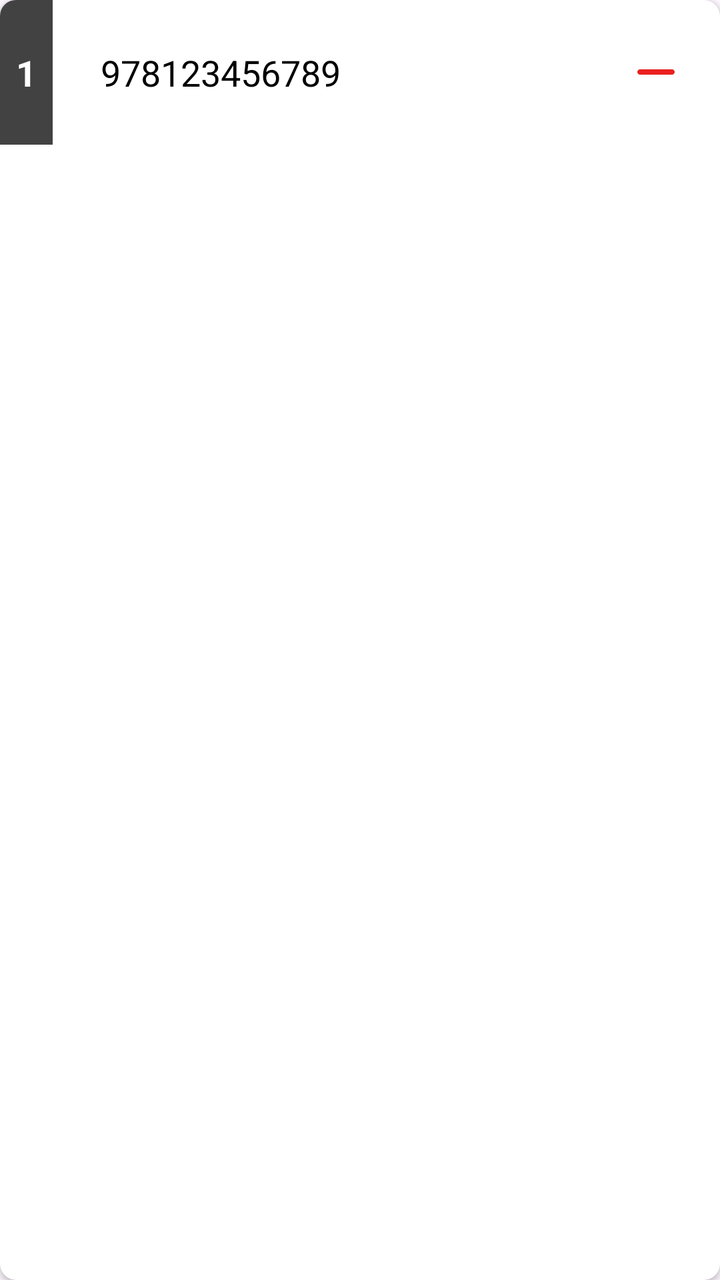
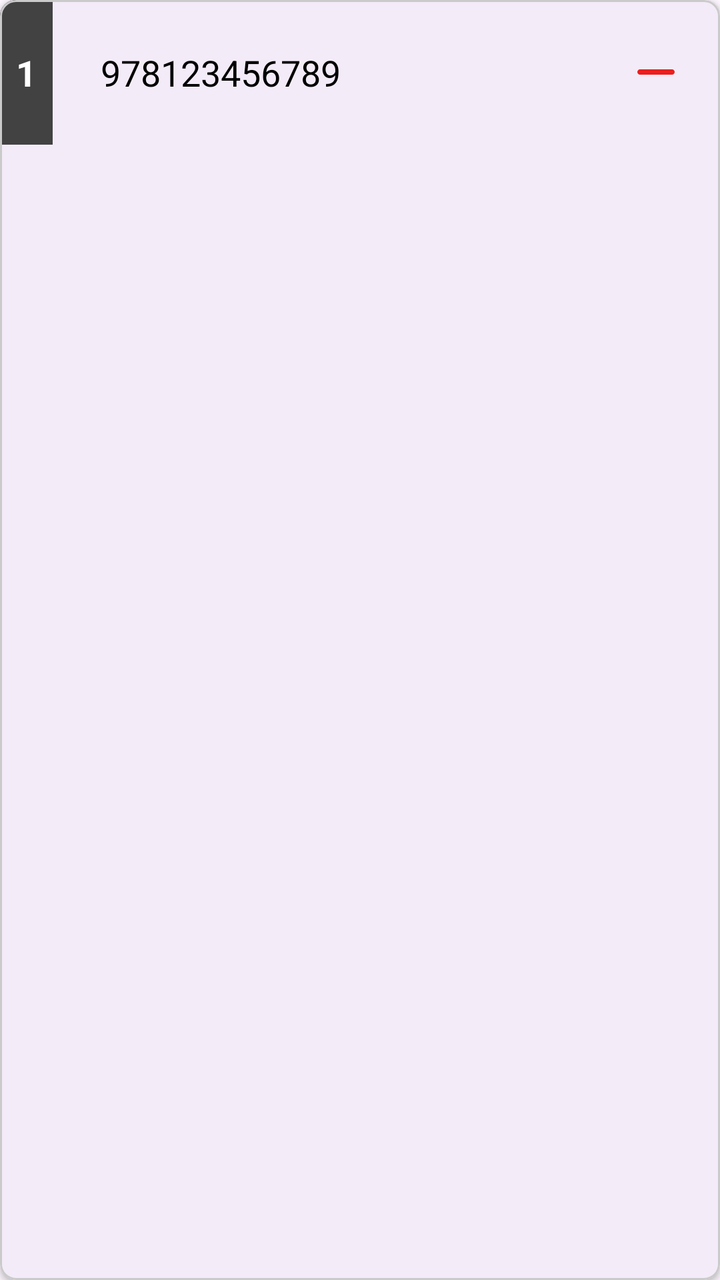

Compare the two renders of this Android layout. The source of the first and the diff that turns it into the second are given below.
<!-- AndroidManifest.xml: application theme Theme.BuswayApp -->
<!-- res/layout/scanned_item_container.xml -->
<?xml version="1.0" encoding="utf-8"?>
<androidx.cardview.widget.CardView xmlns:android="http://schemas.android.com/apk/res/android"
    xmlns:app="http://schemas.android.com/apk/res-auto"
    xmlns:tools="http://schemas.android.com/tools"
    android:id="@+id/itemCodeCardView"
    android:layout_width="match_parent"
    android:layout_height="wrap_content"
    android:layout_margin="8dp"
    app:cardCornerRadius="8dp"
    app:cardElevation="2dp">

    <LinearLayout
        android:layout_width="match_parent"
        android:layout_height="wrap_content"
        android:orientation="horizontal"
        tools:ignore="UseCompoundDrawables">

        <TextView
            android:id="@+id/cardOrder"
            android:layout_width="wrap_content"
            android:layout_height="match_parent"
            android:text="1"
            android:gravity="center_vertical"
            android:textSize="18sp"
            android:textStyle="bold"
            android:padding="8dp"
            android:textColor="@color/white"
            android:background="#424242"/>

        <TextView
            android:id="@+id/itemCodeTextView"
            android:layout_width="0dp"
            android:layout_weight="1"
            android:layout_height="wrap_content"
            android:gravity="center_vertical"
            android:padding="24dp"
            android:text="978123456789"
            android:textColor="@color/black"
            android:textSize="18sp" />

        <ImageView
            android:id="@+id/removeItemIcon"
            android:layout_width="32dp"
            android:layout_height="32dp"
            android:layout_gravity="center"
            android:layout_marginEnd="16dp"
            android:textColor="@color/black"
            android:src="@drawable/icon_remove"/>

    </LinearLayout>

</androidx.cardview.widget.CardView>
<!-- resources referenced by this layout -->
<resources>
  <color name="black">#FF000000</color>
  <color name="white">#FFFFFFFF</color>
  <!-- drawable icon_remove (drawable) -->
  <vector android:height="24dp" android:tint="#EA1F1F"
      android:viewportHeight="24" android:viewportWidth="24"
      android:width="24dp" xmlns:android="http://schemas.android.com/apk/res/android">
      <path android:fillColor="@android:color/white" android:pathData="M18,13H6c-0.55,0 -1,-0.45 -1,-1s0.45,-1 1,-1h12c0.55,0 1,0.45 1,1s-0.45,1 -1,1z"/>
  </vector>
  <style name="Theme.BuswayApp" parent="Base.Theme.BuswayApp" />
  <style name="Base.Theme.BuswayApp" parent="Theme.Material3.DayNight.NoActionBar">
          
          
      </style>
</resources>

<!-- the commit's change to res/layout/scanned_item_container.xml (unified diff, before → after) -->
@@ -1,11 +1,12 @@
 <?xml version="1.0" encoding="utf-8"?>
-<androidx.cardview.widget.CardView xmlns:android="http://schemas.android.com/apk/res/android"
+<com.google.android.material.card.MaterialCardView xmlns:android="http://schemas.android.com/apk/res/android"
     xmlns:app="http://schemas.android.com/apk/res-auto"
     xmlns:tools="http://schemas.android.com/tools"
     android:id="@+id/itemCodeCardView"
     android:layout_width="match_parent"
     android:layout_height="wrap_content"
     android:layout_margin="8dp"
+    app:strokeColor="@color/gray"
     app:cardCornerRadius="8dp"
     app:cardElevation="2dp">
 
@@ -49,4 +50,4 @@
 
     </LinearLayout>
 
-</androidx.cardview.widget.CardView>
+</com.google.android.material.card.MaterialCardView>
<!-- resource entries referenced after the edit -->
@@ -1,6 +1,7 @@
 <!-- resources referenced by this layout -->
 <resources>
   <color name="black">#FF000000</color>
+  <color name="gray">#CACACA</color>
   <color name="white">#FFFFFFFF</color>
   <!-- drawable icon_remove (drawable) -->
   <vector android:height="24dp" android:tint="#EA1F1F"
